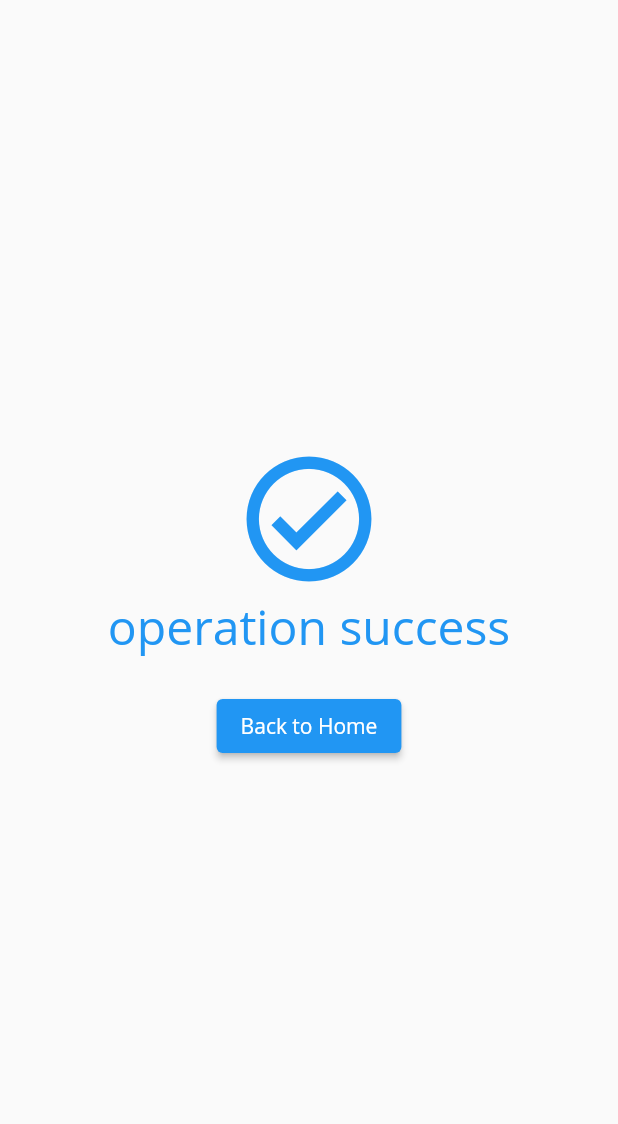
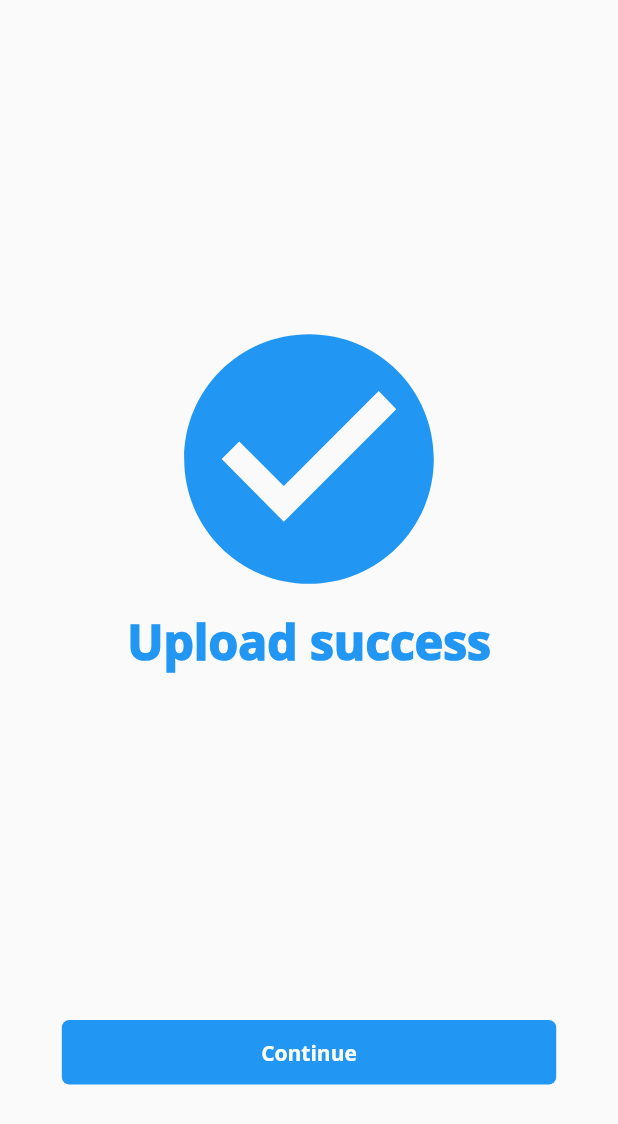
Before and after one commit to medabbassi/for_auth, a Flutter app: the SuccessScreen screen opened by its route, on a phone screen of 412 x 824 dp. Shown: the top 1124 px of the screen. Run offline on Flutter 3.47's test engine with Material 2 defaults, Android fonts, the light colour scheme and no system bars; our stand-ins replace camera, file_picker; missing offline and left inert: simple_speed_dial.

Commit message:
UI changes 0.2.1

```diff
--- a/lib/screens/alternative_screens/loginView.dart
+++ b/lib/screens/alternative_screens/loginView.dart
@@ -12,7 +12,11 @@ class LoginViewState extends State<LoginViewScreen> {
 
   @override
   Widget build(BuildContext context) {
-    final logo = Hero(tag: 'hero', child: FlutterLogo(size: 80,));
+    final logo = Hero(
+        tag: 'hero',
+        child: FlutterLogo(
+          size: 80,
+        ));
     final email = TextFormField(
       //controller: mail,
       keyboardType: TextInputType.emailAddress,
@@ -43,7 +47,10 @@ class LoginViewState extends State<LoginViewScreen> {
         child: Container(
             width: MediaQuery.of(context).size.width,
             padding: EdgeInsets.all(12),
-            color: Colors.lightBlueAccent,
+            decoration: BoxDecoration(
+              color: Colors.blue,
+              borderRadius: BorderRadius.circular(5),
+            ),
             child: Center(
                 child: Text('Log In', style: TextStyle(color: Colors.white)))),
       ),
--- a/lib/screens/outscreens/opencamera.dart
+++ b/lib/screens/outscreens/opencamera.dart
@@ -1,5 +1,4 @@
 import 'dart:io';
-
 import 'package:camera/camera.dart';
 import 'package:flutter/material.dart';
 import 'package:for_auth/screens/main_screens/homeScreen.dart';
@@ -147,14 +146,18 @@ class DisplayPictureScreen extends StatelessWidget {
                               icon: Icon(
                                 Icons.close_outlined,
                                 color: Colors.blue,
+                                size: 35,
                               )),
                         ),
                         Padding(
                           padding: const EdgeInsets.all(8.0),
                           child: IconButton(
-                              onPressed: () {},
+                              onPressed: () {
+                                Navigator.pushNamed(context, "/succes");
+                              },
                               icon: Icon(
                                 Icons.done,
+                                size: 35,
                                 color: Colors.blue,
                               )),
                         ),
@@ -207,26 +210,44 @@ class SuccessScreen extends StatelessWidget {
     return Scaffold(
       body: Center(
         child: Column(
-          crossAxisAlignment: CrossAxisAlignment.center,
-          mainAxisAlignment: MainAxisAlignment.center,
           children: [
+            SizedBox(
+              height: MediaQuery.of(context).size.height * 1 / 4,
+            ),
             Icon(
-              Icons.check_circle_outlined,
-              size: 100,
+              Icons.check_circle,
+              size: 200,
               color: Colors.blue,
             ),
             Text(
-              "operation success",
-              style: TextStyle(color: Colors.blue, fontSize: 32),
+              "Upload success",
+              style: TextStyle(
+                  color: Colors.blue,
+                  fontSize: 32,
+                  fontWeight: FontWeight.w900),
+            ),
+            SizedBox(
+              height: MediaQuery.of(context).size.height * 1 / 4,
             ),
             Padding(
-              padding: const EdgeInsets.symmetric(vertical: 20),
-              child: ElevatedButton(
-                  style: ButtonStyle(),
-                  onPressed: () {
-                    Navigator.pushNamed(context, '/');
-                  },
-                  child: Text("Back to Home")),
+              padding: EdgeInsets.symmetric(vertical: 16.0),
+              child: TextButton(
+                onPressed: () {
+                  Navigator.of(context).pushNamed('/');
+                },
+                child: Container(
+                    decoration: BoxDecoration(
+                        color: Colors.blue,
+                        borderRadius: BorderRadius.circular(5)),
+                    width: MediaQuery.of(context).size.width * 0.8,
+                    padding: EdgeInsets.all(12),
+                    child: Center(
+                        child: Text('Continue',
+                            style: TextStyle(
+                                color: Colors.white,
+                                fontWeight: FontWeight.w700,
+                                fontFamily: "OpenSans")))),
+              ),
             )
           ],
         ),
```
